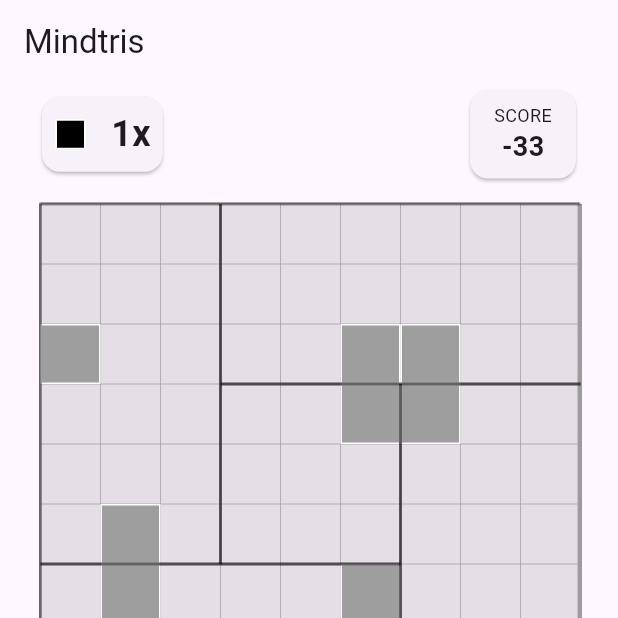
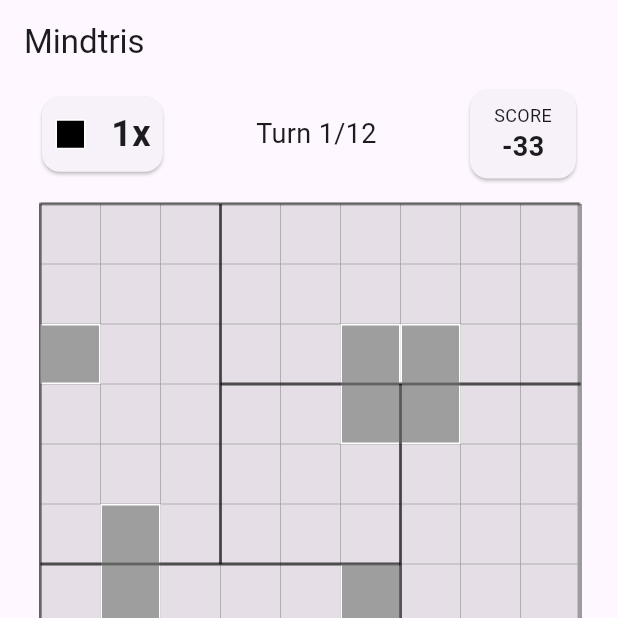
Before and after one commit to nmsger/Mindtris, a Flutter app: the screen it shows after launch, on a phone screen of 412 x 824 dp, the top half of it. Run offline on Flutter 3.47's test engine with Material 3 defaults, Android fonts, the phone set to English and light mode, and no system bars; our stand-ins replace get_it.

Commit message:
feat: add turn number

```diff
--- a/lib/game/game_screen.dart
+++ b/lib/game/game_screen.dart
@@ -57,6 +57,17 @@
                 children: [
                   AbilityWidget(viewModel: abilityViewModel,),
                   Spacer(),
+                  ListenableBuilder(
+                    listenable: selectionViewModel,
+                    builder: (BuildContext context, Widget? child) {
+                      return Text(
+                        "Turn ${selectionViewModel.currentTurn}/${selectionViewModel.totalTurns}",
+                        style: TextStyle(fontSize: 18),
+                      );
+                    },
+
+                  ),
+                  Spacer(),
                   ScoreWidget(viewModel: scoreViewModel, dismissible: !gameEnd,),
                 ],
               ),
--- a/lib/game/repository/shape_repository.dart
+++ b/lib/game/repository/shape_repository.dart
@@ -22,6 +22,8 @@
     _init();
   }
 
+  int get currentTurn => curIndex - randomSelectionSize + 1;
+  int get totalTurnNumber => _shapes.length - randomSelectionSize + 1;
   List<ShapeSelection> get selection => List.unmodifiable(_currentTurn);
 
   void updateShape(Shape shape) {
--- a/lib/game/view_model/shape_selection_view_model.dart
+++ b/lib/game/view_model/shape_selection_view_model.dart
@@ -19,6 +19,9 @@
 
   List<ShapeSelection> get selection => _shapeRepository.selection;
 
+  int get currentTurn => _shapeRepository.currentTurn;
+  int get totalTurns => _shapeRepository.totalTurnNumber;
+
   void onShapeChange(Shape shape) {
     _shapeRepository.updateShape(shape);
     notifyListeners();
```
